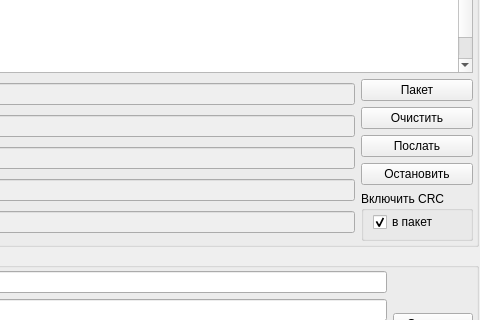
Above: USKTerminal/mainwindow.ui from KurlesHS/USK_Utils before the change; both pictures show x 658 to 1138 and y 120 to 440 of the 1138 by 664 pixel window. Below: the same form after it.
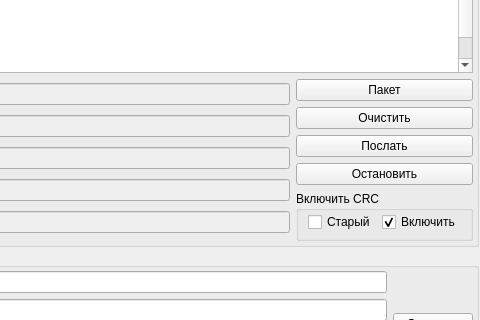
That is the form after the change.

Commit message: added old style crc method plus save more options on exit:

Patch:
```diff
--- a/USKTerminal/mainwindow.ui
+++ b/USKTerminal/mainwindow.ui
@@ -228,10 +228,17 @@
               <property name="bottomMargin">
                <number>6</number>
               </property>
+              <item>
+               <widget class="QCheckBox" name="checkBoxCRCMethod">
+                <property name="text">
+                 <string>Старый</string>
+                </property>
+               </widget>
+              </item>
               <item>
                <widget class="QCheckBox" name="checkBoxCRC">
                 <property name="text">
-                 <string>в пакет</string>
+                 <string>Включить</string>
                 </property>
                 <property name="checked">
                  <bool>true</bool>
```
The commit also changes 2 other files.
